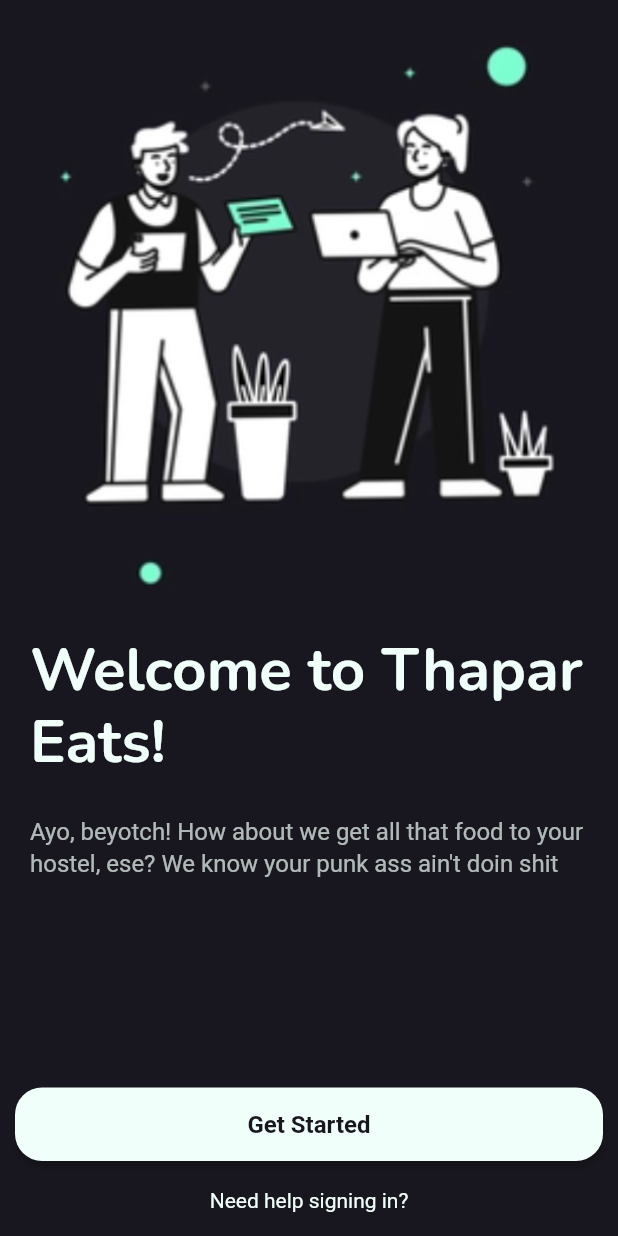
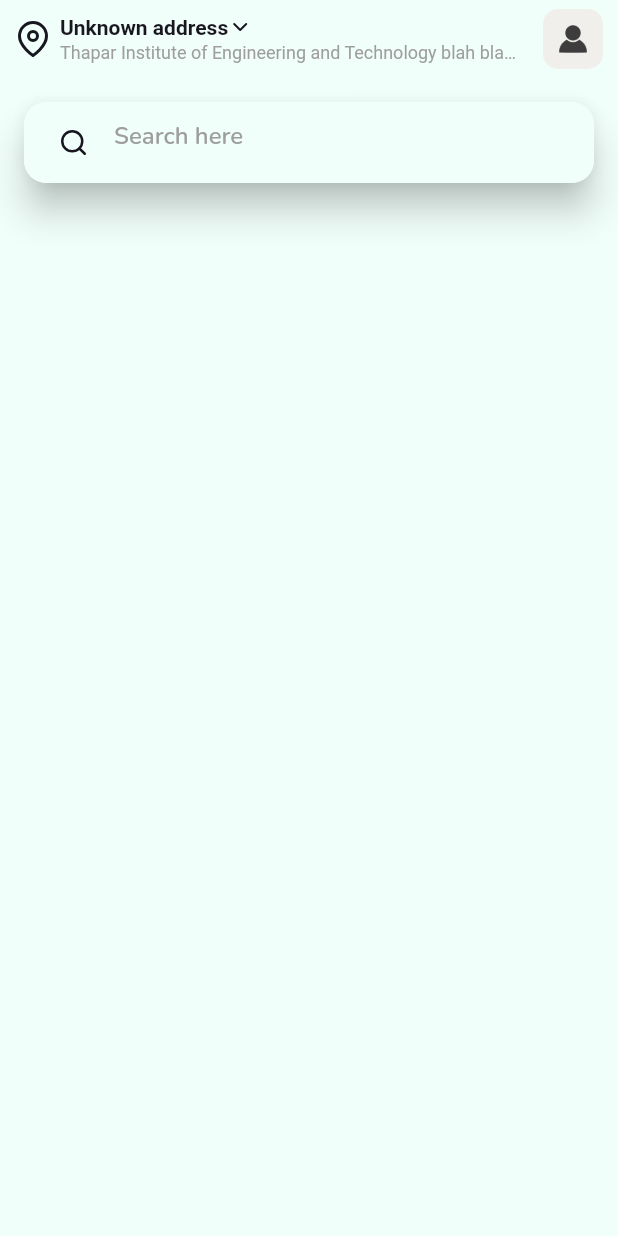
Before and after one commit to frost-ish/thapar-eats, a Flutter app: the screen it shows after launch, on a phone screen of 412 x 824 dp. Run offline on Flutter 3.47's test engine with Material 2 defaults, Android fonts, the phone set to English and light mode, and no system bars; our stand-ins replace firebase_core, flutter_svg, geolocator; accounts and stored records are empty.

Commit message:
made app bar for homepage

```diff
--- a/lib/Backend/backend.dart
+++ b/lib/Backend/backend.dart
@@ -1,6 +1,5 @@
 import 'dart:convert';
 import 'dart:io';
-
 import 'package:http/http.dart' as http;
 import 'package:thapar_eats/Backend/constants.dart';
 
--- /dev/null
+++ b/lib/Screens/home_page.dart
@@ -0,0 +1,91 @@
+import 'package:flutter/foundation.dart';
+import 'package:flutter/material.dart';
+import 'package:flutter/src/widgets/framework.dart';
+import 'package:flutter/src/widgets/placeholder.dart';
+import 'package:flutter_svg/svg.dart';
+import 'package:thapar_eats/Widgets/search_bar.dart';
+import 'package:thapar_eats/constants.dart';
+
+class HomePage extends StatefulWidget {
+  const HomePage({super.key});
+
+  @override
+  State<HomePage> createState() => _HomePageState();
+}
+
+class _HomePageState extends State<HomePage> {
+  @override
+  Widget build(BuildContext context) {
+    return Scaffold(
+      backgroundColor: windowBackgroundLight,
+      body: SafeArea(
+        child: Column(mainAxisSize: MainAxisSize.max, children: [
+          Padding(
+            padding: const EdgeInsets.symmetric(vertical: 6.0, horizontal: 10),
+            child: Row(
+              mainAxisSize: MainAxisSize.max,
+              children: [
+                SvgPicture.asset(
+                  'assets/icons/map-pin.svg',
+                ),
+                SizedBox(
+                  width: 6,
+                ),
+                Expanded(
+                  child: Column(
+                    crossAxisAlignment: CrossAxisAlignment.start,
+                    children: [
+                      Row(
+                        children: [
+                          Text(
+                            'Unknown address',
+                            style: TextStyle(
+                              color: colorTextDark,
+                              fontWeight: FontWeight.bold,
+                              fontSize: 14,
+                            ),
+                          ),
+                          SvgPicture.asset(
+                            'assets/icons/chevron-down.svg',
+                            height: 16,
+                            width: 16,
+                          ),
+                        ],
+                      ),
+                      SizedBox(
+                        height: 2,
+                      ),
+                      Text(
+                          'Thapar Institute of Engineering and Technology blah blah blah blah',
+                          maxLines: 1,
+                          overflow: TextOverflow.ellipsis,
+                          style: TextStyle(
+                            color: colorTextDarkSecondary,
+                            fontSize: 12,
+                          )),
+                    ],
+                  ),
+                ),
+                SizedBox(
+                  width: 16,
+                ),
+                ClipRRect(
+                  borderRadius: BorderRadius.circular(10), // Image border
+                  child: SizedBox.fromSize(
+                    size: const Size.fromRadius(20), // Image radius
+                    child: Image.asset(
+                      'assets/images/profile.png',
+                      fit: BoxFit.cover,
+                      scale: 10,
+                    ),
+                  ),
+                ),
+              ],
+            ),
+          ),
+          Container(margin: EdgeInsets.all(16), child: MySearchBar(context)),
+        ]),
+      ),
+    );
+  }
+}
--- a/lib/Widgets/search_bar.dart
+++ b/lib/Widgets/search_bar.dart
@@ -1,4 +1,5 @@
 import 'package:flutter/material.dart';
+import 'package:flutter_svg/svg.dart';
 import 'package:thapar_eats/constants.dart';
 
 class MySearchBar extends StatefulWidget {
@@ -16,7 +17,7 @@ class _SearchBarState extends State<MySearchBar> {
     return Material(
       borderRadius: BorderRadius.circular(15),
       clipBehavior: Clip.antiAlias,
-      elevation: 20,
+      elevation: 10,
       child: Container(
         color: colorButtonLightEnabled,
         width: MediaQuery.of(context).size.width,
@@ -27,7 +28,14 @@ class _SearchBarState extends State<MySearchBar> {
             hintText: "Search here",
             border: InputBorder.none,
             hintStyle: TextStyle(color: colorTextHint, fontFamily: "Nunito"),
-            prefixIcon: Icon(Icons.search),
+            prefixIcon: Container(
+              padding: EdgeInsets.all(17),
+              child: SvgPicture.asset(
+                'assets/icons/search.svg',
+                width: 20,
+                height: 20,
+              ),
+            ),
           ),
         ),
       ),
--- a/lib/constants.dart
+++ b/lib/constants.dart
@@ -1,6 +1,8 @@
 import 'package:flutter/material.dart';
 
 // const colorPrimary = Color(0xFF5C6BC0);
+const colorPrimary = Color(0xFF18171F);
+const colorPrimaryLight = Color(0xfff1fffa);
 
 const colorTextDark = Color(0xFF18171F);
 const colorTextLight = Color(0xfff1fffa);
@@ -14,6 +16,7 @@ const colorButtonLightEnabled = Color(0xfff1fffa);
 const colorButtonLightHover = Color(0xFF18171f);
 
 const windowBackground = Color(0xFF18171f);
+const windowBackgroundLight = Color(0xfff1fffa);
 
 const colorButtonDark = Color(0xFF18171f);
 
--- a/lib/main.dart
+++ b/lib/main.dart
@@ -1,5 +1,6 @@
 import 'package:firebase_core/firebase_core.dart';
 import 'package:flutter/material.dart';
+import 'package:thapar_eats/Screens/home_page.dart';
 import 'package:thapar_eats/firebase_options.dart';
 
 import 'Screens/first_page.dart';
@@ -19,7 +20,7 @@ class MyApp extends StatelessWidget {
   @override
   Widget build(BuildContext context) {
     return MaterialApp(
-      home: FirstPage(),
+      home: HomePage(),
     );
   }
 }
--- a/pubspec.yaml
+++ b/pubspec.yaml
@@ -41,6 +41,7 @@ dependencies:
   dropdown_search: ^5.0.6
   geolocator: ^9.0.2
   http: ^1.0.0
+  flutter_svg: ^2.0.7
 
 dev_dependencies:
   flutter_test:
@@ -68,6 +69,7 @@ flutter:
   assets:
     - assets/images/
     - assets/gifs/
+    - assets/icons/
 
 
   # An image asset can refer to one or more resolution-specific "variants", see
```
Also changed, not shown: assets/icons/chevron-down.svg (added), assets/icons/map-pin.svg (added), assets/icons/search.svg (added), assets/images/profile.png (added), pubspec.lock.
